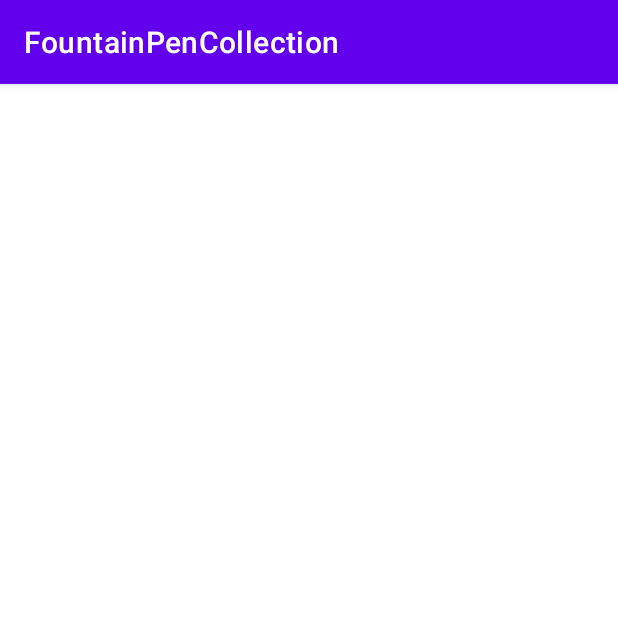
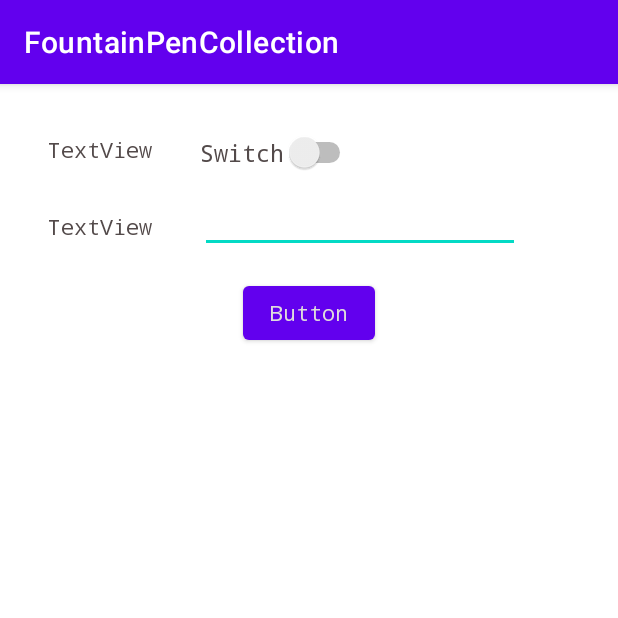
Before and after one commit to Alrick96/FountainPenCollection, an Android app: the AppSettingsMenu screen opened directly, with no data from a screen before it, on a phone screen of 412 x 824 dp, the top half of it. Run offline under Robolectric (Android 15) with nearby library versions, the phone set to English and light mode, and no system bars.

```diff
--- a/app/src/main/java/com/example/fountainpencollection/AppSettingsMenu.kt
+++ b/app/src/main/java/com/example/fountainpencollection/AppSettingsMenu.kt
@@ -2,12 +2,27 @@ package com.example.fountainpencollection
 
 import androidx.appcompat.app.AppCompatActivity
 import android.os.Bundle
+import android.widget.Switch
+import androidx.appcompat.app.AppCompatDelegate
 
 class AppSettingsMenu : AppCompatActivity() {
     override fun onCreate(savedInstanceState: Bundle?) {
         super.onCreate(savedInstanceState)
         setContentView(R.layout.activity_app_settings_menu)
 
+        val themSwitch=findViewById<Switch>(R.id.ThemChangeSwitch)
+
+        themSwitch.setOnClickListener{isChecked ->
+
+            if(themSwitch.isChecked){
+                AppCompatDelegate.setDefaultNightMode(AppCompatDelegate.MODE_NIGHT_YES)
+                themSwitch.text = "Disable dark mode"
+            }
+            else{
+                AppCompatDelegate.setDefaultNightMode(AppCompatDelegate.MODE_NIGHT_NO)
+                themSwitch.text = "Enable dark mode"
+            }
+        }
 
         //change size of text
         //change them
--- a/app/src/main/res/layout/activity_account_settings.xml
+++ b/app/src/main/res/layout/activity_account_settings.xml
@@ -8,6 +8,7 @@
 
     <TextView
         android:id="@+id/textView2"
+        style="@style/TitalFont"
         android:layout_width="wrap_content"
         android:layout_height="wrap_content"
         android:layout_marginTop="32dp"
@@ -29,6 +30,7 @@
 
     <Button
         android:id="@+id/PasswordButton"
+        style="@style/ButtionFont"
         android:layout_width="wrap_content"
         android:layout_height="wrap_content"
         android:layout_marginTop="32dp"
--- a/app/src/main/res/layout/activity_app_settings_menu.xml
+++ b/app/src/main/res/layout/activity_app_settings_menu.xml
@@ -6,4 +6,58 @@
     android:layout_height="match_parent"
     tools:context=".AppSettingsMenu">
 
+    <Switch
+        android:id="@+id/ThemChangeSwitch"
+        style="@style/SwitchFont"
+        android:layout_width="wrap_content"
+        android:layout_height="wrap_content"
+        android:layout_marginStart="32dp"
+        android:layout_marginTop="32dp"
+        android:text="Switch"
+        app:layout_constraintStart_toEndOf="@+id/textView3"
+        app:layout_constraintTop_toTopOf="parent" />
+
+    <TextView
+        android:id="@+id/textView3"
+        style="@style/mainTextFont"
+        android:layout_width="wrap_content"
+        android:layout_height="wrap_content"
+        android:layout_marginStart="32dp"
+        android:layout_marginTop="34dp"
+        android:text="TextView"
+        app:layout_constraintStart_toStartOf="parent"
+        app:layout_constraintTop_toTopOf="parent" />
+
+    <TextView
+        android:id="@+id/textView4"
+        style="@style/mainTextFont"
+        android:layout_width="wrap_content"
+        android:layout_height="wrap_content"
+        android:layout_marginStart="32dp"
+        android:layout_marginTop="32dp"
+        android:text="TextView"
+        app:layout_constraintStart_toStartOf="parent"
+        app:layout_constraintTop_toBottomOf="@+id/textView3" />
+
+    <EditText
+        android:id="@+id/editTextNumber2"
+        android:layout_width="wrap_content"
+        android:layout_height="wrap_content"
+        android:layout_marginStart="32dp"
+        android:layout_marginTop="8dp"
+        android:ems="10"
+        android:inputType="number"
+        app:layout_constraintStart_toEndOf="@+id/textView4"
+        app:layout_constraintTop_toBottomOf="@+id/ThemChangeSwitch" />
+
+    <Button
+        android:id="@+id/SizeChangeButton"
+        style="@style/ButtionFont"
+        android:layout_width="wrap_content"
+        android:layout_height="wrap_content"
+        android:layout_marginTop="16dp"
+        android:text="Button"
+        app:layout_constraintEnd_toEndOf="parent"
+        app:layout_constraintStart_toStartOf="parent"
+        app:layout_constraintTop_toBottomOf="@+id/editTextNumber2" />
 </androidx.constraintlayout.widget.ConstraintLayout>
--- a/app/src/main/res/layout/activity_main_pen_gallery.xml
+++ b/app/src/main/res/layout/activity_main_pen_gallery.xml
@@ -8,10 +8,11 @@
 
     <TextView
         android:id="@+id/appTitleText"
+        style="@style/TitalFont"
         android:layout_width="wrap_content"
         android:layout_height="wrap_content"
         android:layout_marginTop="24dp"
-        android:text="TextView"
+        android:text="@string/FountainPenCollectionTitle"
         app:layout_constraintEnd_toEndOf="parent"
         app:layout_constraintStart_toStartOf="parent"
         app:layout_constraintTop_toTopOf="parent" />
--- a/app/src/main/res/layout/activity_sorting_pens_menu.xml
+++ b/app/src/main/res/layout/activity_sorting_pens_menu.xml
@@ -8,6 +8,7 @@
 
     <Button
         android:id="@+id/PenNameSortButton"
+        style="@style/ButtionFont"
         android:layout_width="wrap_content"
         android:layout_height="wrap_content"
         android:layout_marginTop="24dp"
@@ -18,6 +19,7 @@
 
     <Button
         android:id="@+id/CompanyNameSortButton"
+        style="@style/ButtionFont"
         android:layout_width="wrap_content"
         android:layout_height="wrap_content"
         android:layout_marginTop="24dp"
@@ -28,6 +30,7 @@
 
     <Button
         android:id="@+id/YearSortButton"
+        style="@style/ButtionFont"
         android:layout_width="wrap_content"
         android:layout_height="wrap_content"
         android:layout_marginTop="24dp"
@@ -38,6 +41,7 @@
 
     <Button
         android:id="@+id/RattingSortButton"
+        style="@style/ButtionFont"
         android:layout_width="wrap_content"
         android:layout_height="wrap_content"
         android:layout_marginTop="24dp"
@@ -48,6 +52,7 @@
 
     <TextView
         android:id="@+id/textView"
+        style="@style/TitalFont"
         android:layout_width="wrap_content"
         android:layout_height="wrap_content"
         android:layout_marginTop="32dp"
--- a/app/src/main/res/layout/pen_recyclerview.xml
+++ b/app/src/main/res/layout/pen_recyclerview.xml
@@ -7,6 +7,7 @@
 
     <TextView
         android:id="@+id/PenNameTextView"
+        style="@style/RecyclerViewFont"
         android:layout_width="wrap_content"
         android:layout_height="wrap_content"
         android:layout_marginStart="16dp"
@@ -17,6 +18,7 @@
 
     <TextView
         android:id="@+id/CompanyNameTextView"
+        style="@style/RecyclerViewFont"
         android:layout_width="wrap_content"
         android:layout_height="wrap_content"
         android:layout_marginStart="16dp"
@@ -27,6 +29,7 @@
 
     <TextView
         android:id="@+id/PenYearTextView"
+        style="@style/RecyclerViewFont"
         android:layout_width="wrap_content"
         android:layout_height="wrap_content"
         android:layout_marginStart="16dp"
--- a/app/src/main/res/values/NewStyle1.xml
+++ b/app/src/main/res/values/NewStyle1.xml
@@ -1,11 +1,48 @@
 <?xml version="1.0" encoding="utf-8"?>
 <resources>
 
-    <style name="CodeFont"
+    <style name="TitalFont" parent="Theme.AppCompat.DayNight.DarkActionBar"
+        >
+        <item name="android:textSize">18dp</item>
+        <item name="android:layout_width">match_parent</item>
+        <item name="android:layout_height">wrap_content</item>
+        <item name="android:textColor">#00CCFF</item>
+        <item name="android:typeface">monospace</item>
+    </style>
+    <style name="mainTextFont" parent="Theme.AppCompat.DayNight.DarkActionBar"
+        >
+        <item name="android:textSize">14dp</item>
+        <item name="android:layout_width">match_parent</item>
+        <item name="android:layout_height">wrap_content</item>
+        <item name="android:textColor">#534A4A</item>
+        <item name="android:thickness">10dp</item>
+        <item name="android:typeface">monospace</item>
+    </style>
+    <style name="ButtionFont" parent="Theme.AppCompat.DayNight.DarkActionBar"
         >
         <item name="android:layout_width">match_parent</item>
         <item name="android:layout_height">wrap_content</item>
-        <item name="android:textColor">#00FF00</item>
+        <item name="android:textColor">#DFDCDC</item>
+        <item name="android:textColorHint">#FF689C</item>
         <item name="android:typeface">monospace</item>
     </style>
+    <style name="RecyclerViewFont" parent="Theme.AppCompat.DayNight.DarkActionBar"
+        >
+        <item name="android:layout_width">match_parent</item>
+        <item name="android:layout_height">wrap_content</item>
+        <item name="android:textColor">#5A6F63</item>
+        <item name="android:typeface">monospace</item>
+        <item name="android:thickness">15dp</item>
+        <item name="android:textStyle"></item>
+    </style>
+    <style name="SwitchFont" parent="Theme.AppCompat.DayNight.DarkActionBar"
+        >
+        <item name="android:textSize">16dp</item>
+        <item name="android:layout_width">match_parent</item>
+        <item name="android:layout_height">wrap_content</item>
+        <item name="android:textColor">#534A4A</item>
+        <item name="android:thickness">10dp</item>
+        <item name="android:typeface">monospace</item>
+    </style>
+
 </resources>
--- a/app/src/main/res/values/strings.xml
+++ b/app/src/main/res/values/strings.xml
@@ -19,4 +19,5 @@
     <string name="SortbyTextView">Sort by</string>
     <string name="PenNameDTextView">Pen Name</string>
     <string name="NewPassord">New Password</string>
+    <string name="FountainPenCollectionTitle">The Fountain Pen Collection App</string>
 </resources>
```
Also changed, not shown: app/src/main/res/layout/activity_main.xml (+18 -4 lines), app/src/main/res/layout/activity_pen_view_data.xml (+22 -0 lines).
